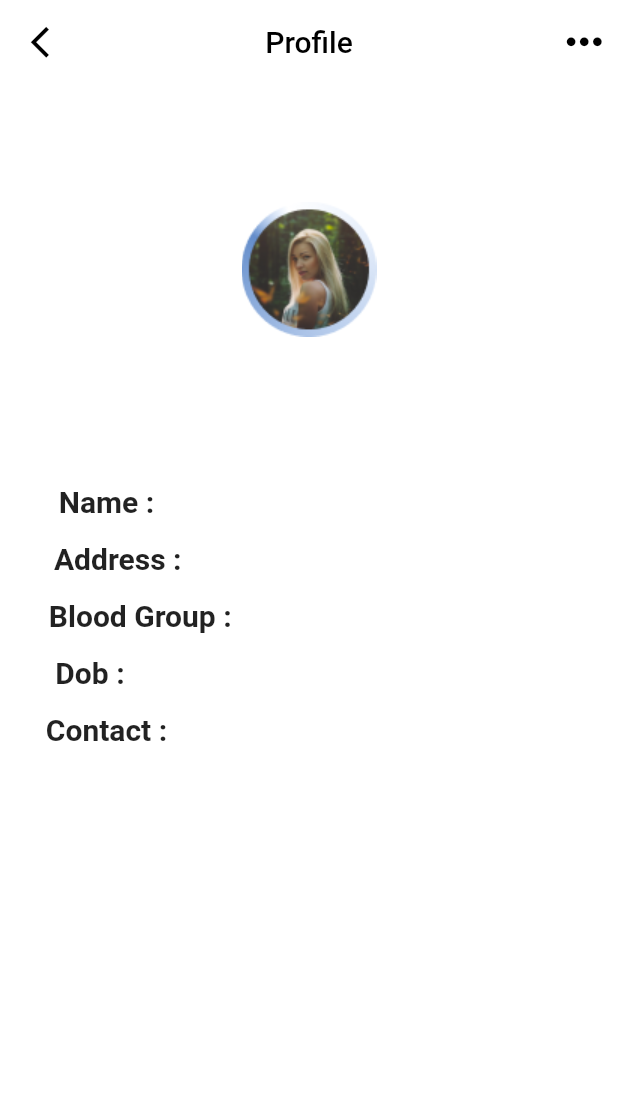
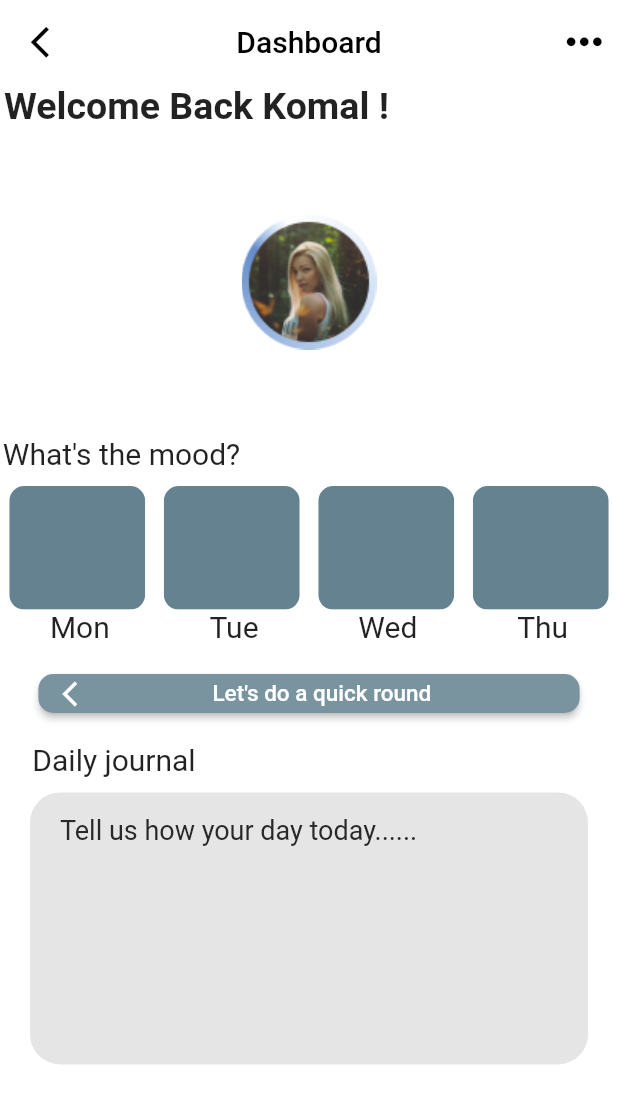
Before and after one commit to sauravkumar1812/CodeForYuth, a Flutter app: the profilepage screen opened directly, on a phone screen of 412 x 824 dp. Shown: the top 1104 px of the screen. Run offline on Flutter 3.47's test engine with Material 2 defaults, Android fonts, the phone set to English and light mode, and no system bars; our stand-ins replace eva_icons_flutter, flutter_chat_ui, font_awesome_flutter, grouped_list.

Commit message:
intial changes

```diff
--- a/lib/profile/profilepage.dart
+++ b/lib/profile/profilepage.dart
@@ -1,11 +1,9 @@
-
+import 'package:code4yth/logout/logout.dart';
 import 'package:code4yth/message/messagepage.dart';
 import 'package:flutter/material.dart';
 import 'package:flutter/src/widgets/framework.dart';
 import 'package:flutter/src/widgets/placeholder.dart';
 import 'package:code4yth/profiledetail/details.dart';
-
-
 
 class profilepage extends StatelessWidget {
   const profilepage({super.key});
@@ -16,17 +14,18 @@ class profilepage extends StatelessWidget {
       appBar: AppBar(
         elevation: 0,
         leading: new IconButton(
-
             icon: Padding(
               padding: const EdgeInsets.only(left: 10),
-                        child: new Icon(Icons.arrow_back_ios, color: Colors.black,size: 25,),
-                      ), onPressed: () => Navigator.pop(context,
-      MaterialPageRoute(builder: (context) => messagepage()))
+              child: new Icon(
+                Icons.arrow_back_ios,
+                color: Colors.black,
+                size: 25,
               ),
-
-
+            ),
+            onPressed: () => Navigator.pop(context,
+                MaterialPageRoute(builder: (context) => messagepage()))),
         backgroundColor: Colors.white,
-      title: Text("Profile",style: TextStyle(color: Colors.black)),
+        title: Text("Dashboard", style: TextStyle(color: Colors.black)),
         centerTitle: true,
         actions: <Widget>[
           IconButton(
@@ -37,31 +36,174 @@ class profilepage extends StatelessWidget {
             ),
             onPressed: () {
               // do something
+                Navigator.push(context,
+                    MaterialPageRoute(builder: (context) => logout()));
             },
           )
         ],
       ),
       backgroundColor: Colors.white,
-      body: Column(
-
-        children: [
+      body: Column(children: [
+        Padding(
+          padding: const EdgeInsets.only(right: 150.0),
+          child: Text(
+            "Welcome Back Komal !",
+            style: TextStyle(fontSize: 25, fontWeight: FontWeight.bold),
+          ),
+        ),
         Container(
-            height: MediaQuery.of(context).size.height * 0.30,
-            width: MediaQuery.of(context).size.width,
+          height: MediaQuery.of(context).size.height * 0.25,
+          width: MediaQuery.of(context).size.width ,
           decoration: BoxDecoration(
               image: DecorationImage(
                   image: AssetImage('assets/profile/Nature.png'))),
+        ),
+        Padding(
+          padding: const EdgeInsets.only(right: 250.0, bottom: 10),
+          child: Text(
+            "What's the mood?",
+            style: TextStyle(
+              fontSize: 20,
+            ),
+          ),
+        ),
+        Row(
+          mainAxisAlignment: MainAxisAlignment.spaceAround, children: [
+          ClipRRect(
+            borderRadius: BorderRadius.circular(10),
+            child: Container(
+              height: MediaQuery.of(context).size.height * 0.1,
+              width: MediaQuery.of(context).size.width * 0.22,
+              color: Color.fromARGB(255, 101, 130, 144),
+            ),
+          ),
+            ClipRRect(
+              borderRadius: BorderRadius.circular(10),
+            child: Container(
+              height: MediaQuery.of(context).size.height * 0.1,
+              width: MediaQuery.of(context).size.width * 0.22,
+              color: Color.fromARGB(255, 101, 130, 144),
+            ),
+          ),
+          ClipRRect(
+            borderRadius: BorderRadius.circular(10),
+            child: Container(
+              height: MediaQuery.of(context).size.height * 0.1,
+              width: MediaQuery.of(context).size.width * 0.22,
+              color: Color.fromARGB(255, 101, 130, 144),
+            ),
+          ),
+          ClipRRect(
+            borderRadius: BorderRadius.circular(10),
+            child: Container(
+              height: MediaQuery.of(context).size.height * 0.1,
+              width: MediaQuery.of(context).size.width * 0.22,
+              color: Color.fromARGB(255, 101, 130, 144),
+            ),
+          ),
+        ]),
+        Row(
+mainAxisAlignment: MainAxisAlignment.spaceAround,
+          children: [
+             Text(
+               "Mon",
+               style: TextStyle(
+                 fontSize: 20,
+               ),
+             ),
+            Text(
+              "Tue",
+              style: TextStyle(
+                fontSize: 20,
+              ),
+            ),    Text(
+              "Wed",
+              style: TextStyle(
+                fontSize: 20,
+              ),
+            ),    Text(
+              "Thu",
+              style: TextStyle(
+                fontSize: 20,
+              ),
+            ),
+          ],
+        ),
+
+        Container(
+          width: MediaQuery.of(context).size.width * 0.90,
+          height: MediaQuery.of(context).size.height * 0.08,
+          child: Padding(
+            padding: const EdgeInsets.symmetric(horizontal: 5, vertical: 20),
+            child: ElevatedButton(
+              onPressed: () {},
+              child: Row(
+                children: [
+                 Icon(
+                Icons.arrow_back_ios,
+                color: Color.fromARGB(255, 255, 254, 254),
+                size: 20,
+              ),
+                  Padding(
+                    padding: const EdgeInsets.symmetric(horizontal: 80),
+                    child: Text(
+                      "Let's do a quick round",
+                      style: TextStyle(fontSize: 15),
+                    ),
+                  ),
+                ],
+              ),
+
+              style: ButtonStyle(
+                  foregroundColor: MaterialStateProperty.all(Colors.white),
+                  backgroundColor: MaterialStateProperty.all(
+                      Color.fromARGB(255, 121, 147, 159)),
+                  shape: MaterialStateProperty.all<RoundedRectangleBorder>(
+                      RoundedRectangleBorder(
+                          borderRadius: BorderRadius.circular(10)))),
+            ),
+          ),
 
         ),
          Padding(
-             padding: const EdgeInsets.only(bottom: 20,top: 20,),
-             child: details(),
+          padding: const EdgeInsets.only(right: 260.0, ),
+          child: Text(
+            "Daily journal",
+            style: TextStyle(
+              fontSize: 20,
+            ),
+          ),
+        ),
+        Padding(
+          padding: const EdgeInsets.only(top: 10,left: 20,right: 20,bottom: 10),
+          child: Container(
+            height: MediaQuery.of(context).size.height * 0.22,
+            width: MediaQuery.of(context).size.width,
+            decoration: BoxDecoration(
+              borderRadius: BorderRadius.circular(20),
+              color: Color.fromARGB(255, 230, 229, 229),
+            ),
+            child: Padding(
+              padding: const EdgeInsets.only(left: 20, top: 15),
+              child: Text(
+                "Tell us how your day today......",
+                textAlign: TextAlign.left,
+                style: TextStyle(
+                  fontSize: 18,
+                  fontWeight: FontWeight.w400,
+                  // height: 1.7,
+                  color: Color.fromARGB(255, 40, 40, 40),
+                ),
+              ),
+            ),
+          ),
+        ),
+        //  Padding(
+        //    padding: const EdgeInsets.only(bottom: 20,top: 20,),
+        //    child: details(),
 
-           ) ,
-
-
+        //  ) ,
       ]),
-
     );
   }
 }
```
Lines whose indentation alone changed are shown as unchanged.
